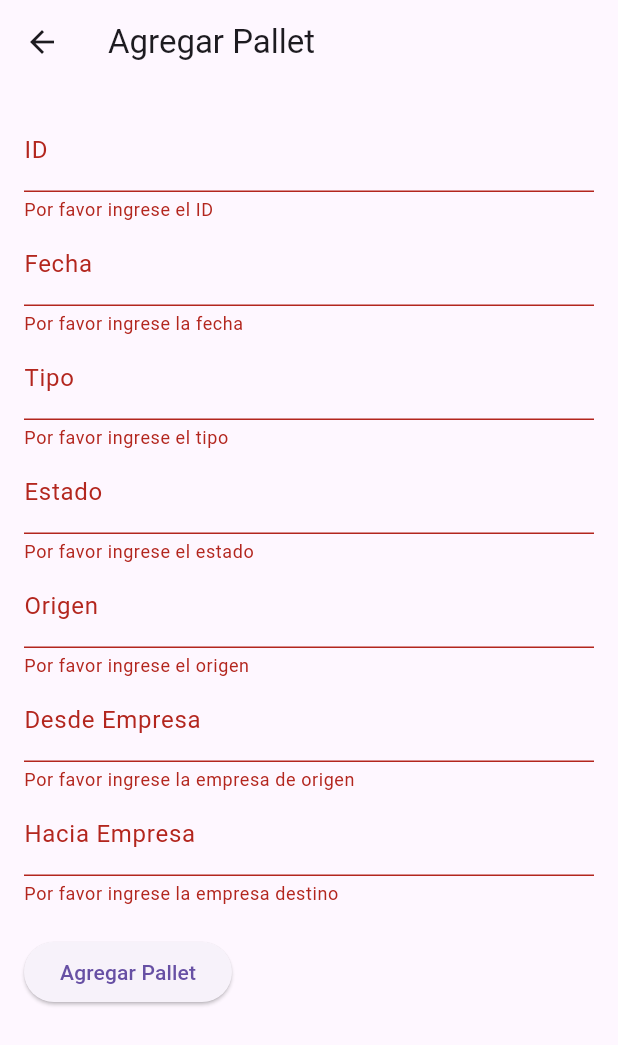
After one commit to WellPlays24/pallet-reception-app, a Flutter app: the AddPalletScreen screen opened directly, after a tap on "Agregar Pallet", on a phone screen of 412 x 824 dp. The commit adds this screen. Shown: the top 1045 px of the screen. Run offline on Flutter 3.47's test engine with Material 3 defaults, Android fonts, the phone set to English and light mode, and no system bars; network calls fail.

Commit message:
feat: agrega formulario para crear nuevos pallets

```diff
--- /dev/null
+++ b/frontend/pallet_reception_frontend/lib/add_pallet.dart
@@ -0,0 +1,146 @@
+import 'package:flutter/material.dart';
+import 'api_service.dart'; // Asegúrate de importar el servicio
+
+class AddPalletScreen extends StatefulWidget {
+  @override
+  _AddPalletScreenState createState() => _AddPalletScreenState();
+}
+
+class _AddPalletScreenState extends State<AddPalletScreen> {
+  final _formKey = GlobalKey<FormState>();  // Para validar el formulario
+  final ApiService apiService = ApiService('http://localhost:3000');
+
+  // Controladores para los campos del formulario
+  final TextEditingController idController = TextEditingController();
+  final TextEditingController fechaController = TextEditingController();
+  final TextEditingController tipoController = TextEditingController();
+  final TextEditingController estadoController = TextEditingController();
+  final TextEditingController origenController = TextEditingController();
+  final TextEditingController desdeEmpresaController = TextEditingController();
+  final TextEditingController haciaEmpresaController = TextEditingController();
+
+  // Función para enviar los datos al backend
+  Future<void> _addPallet() async {
+    if (_formKey.currentState!.validate()) {
+      try {
+        // Recoger los valores de los campos
+        final palletData = {
+          'id': idController.text,
+          'fecha': fechaController.text,
+          'tipo': tipoController.text,
+          'estado': estadoController.text,
+          'origen': origenController.text,
+          'desde_empresa': desdeEmpresaController.text,
+          'hacia_empresa': haciaEmpresaController.text,
+        };
+
+        // Llamar al servicio de API para agregar el pallet
+        final response = await apiService.addPallet(palletData);
+
+        // Mostrar mensaje de éxito
+        if (response != null) {
+          ScaffoldMessenger.of(context).showSnackBar(SnackBar(content: Text('Pallet agregado con éxito')));
+        }
+      } catch (e) {
+        // Manejo de errores
+        ScaffoldMessenger.of(context).showSnackBar(SnackBar(content: Text('Error al agregar pallet')));
+      }
+    }
+  }
+
+  @override
+  Widget build(BuildContext context) {
+    return Scaffold(
+      appBar: AppBar(
+        title: Text('Agregar Pallet'),
+      ),
+      body: Padding(
+        padding: const EdgeInsets.all(16.0),
+        child: Form(
+          key: _formKey,
+          child: Column(
+            crossAxisAlignment: CrossAxisAlignment.start,
+            children: <Widget>[
+              // Formulario de entrada de datos
+              TextFormField(
+                controller: idController,
+                decoration: InputDecoration(labelText: 'ID'),
+                validator: (value) {
+                  if (value == null || value.isEmpty) {
+                    return 'Por favor ingrese el ID';
+                  }
+                  return null;
+                },
+              ),
+              TextFormField(
+                controller: fechaController,
+                decoration: InputDecoration(labelText: 'Fecha'),
+                validator: (value) {
+                  if (value == null || value.isEmpty) {
+                    return 'Por favor ingrese la fecha';
+                  }
+                  return null;
+                },
+              ),
+              TextFormField(
+                controller: tipoController,
+                decoration: InputDecoration(labelText: 'Tipo'),
+                validator: (value) {
+                  if (value == null || value.isEmpty) {
+                    return 'Por favor ingrese el tipo';
+                  }
+                  return null;
+                },
+              ),
+              TextFormField(
+                controller: estadoController,
+                decoration: InputDecoration(labelText: 'Estado'),
+                validator: (value) {
+                  if (value == null || value.isEmpty) {
+                    return 'Por favor ingrese el estado';
+                  }
+                  return null;
+                },
+              ),
+              TextFormField(
+                controller: origenController,
+                decoration: InputDecoration(labelText: 'Origen'),
+                validator: (value) {
+                  if (value == null || value.isEmpty) {
+                    return 'Por favor ingrese el origen';
+                  }
+                  return null;
+                },
+              ),
+              TextFormField(
+                controller: desdeEmpresaController,
+                decoration: InputDecoration(labelText: 'Desde Empresa'),
+                validator: (value) {
+                  if (value == null || value.isEmpty) {
+                    return 'Por favor ingrese la empresa de origen';
+                  }
+                  return null;
+                },
+              ),
+              TextFormField(
+                controller: haciaEmpresaController,
+                decoration: InputDecoration(labelText: 'Hacia Empresa'),
+                validator: (value) {
+                  if (value == null || value.isEmpty) {
+                    return 'Por favor ingrese la empresa destino';
+                  }
+                  return null;
+                },
+              ),
+              SizedBox(height: 20),
+              ElevatedButton(
+                onPressed: _addPallet,
+                child: Text('Agregar Pallet'),
+              ),
+            ],
+          ),
+        ),
+      ),
+    );
+  }
+}
--- /dev/null
+++ b/frontend/pallet_reception_frontend/lib/pallet_detail.dart
@@ -0,0 +1,37 @@
+import 'package:flutter/material.dart';
+
+class PalletDetailScreen extends StatelessWidget {
+  final Map<String, dynamic> pallet;
+
+  PalletDetailScreen({required this.pallet});
+
+  @override
+  Widget build(BuildContext context) {
+    return Scaffold(
+      appBar: AppBar(
+        title: Text('Detalles del Pallet'),
+      ),
+      body: Padding(
+        padding: const EdgeInsets.all(16.0),
+        child: Column(
+          crossAxisAlignment: CrossAxisAlignment.start,
+          children: <Widget>[
+            Text('ID: ${pallet['id']}', style: TextStyle(fontSize: 20)),
+            SizedBox(height: 10),
+            Text('Fecha: ${pallet['fecha']}', style: TextStyle(fontSize: 16)),
+            SizedBox(height: 10),
+            Text('Tipo: ${pallet['tipo']}', style: TextStyle(fontSize: 16)),
+            SizedBox(height: 10),
+            Text('Estado: ${pallet['estado']}', style: TextStyle(fontSize: 16)),
+            SizedBox(height: 10),
+            Text('Origen: ${pallet['origen']}', style: TextStyle(fontSize: 16)),
+            SizedBox(height: 10),
+            Text('Desde Empresa: ${pallet['desde_empresa']}', style: TextStyle(fontSize: 16)),
+            SizedBox(height: 10),
+            Text('Hacia Empresa: ${pallet['hacia_empresa']}', style: TextStyle(fontSize: 16)),
+          ],
+        ),
+      ),
+    );
+  }
+}
```
Also changed, not shown: frontend/pallet_reception_frontend/lib/api_service.dart (+23 -0 lines), frontend/pallet_reception_frontend/lib/main.dart (+28 -25 lines).
